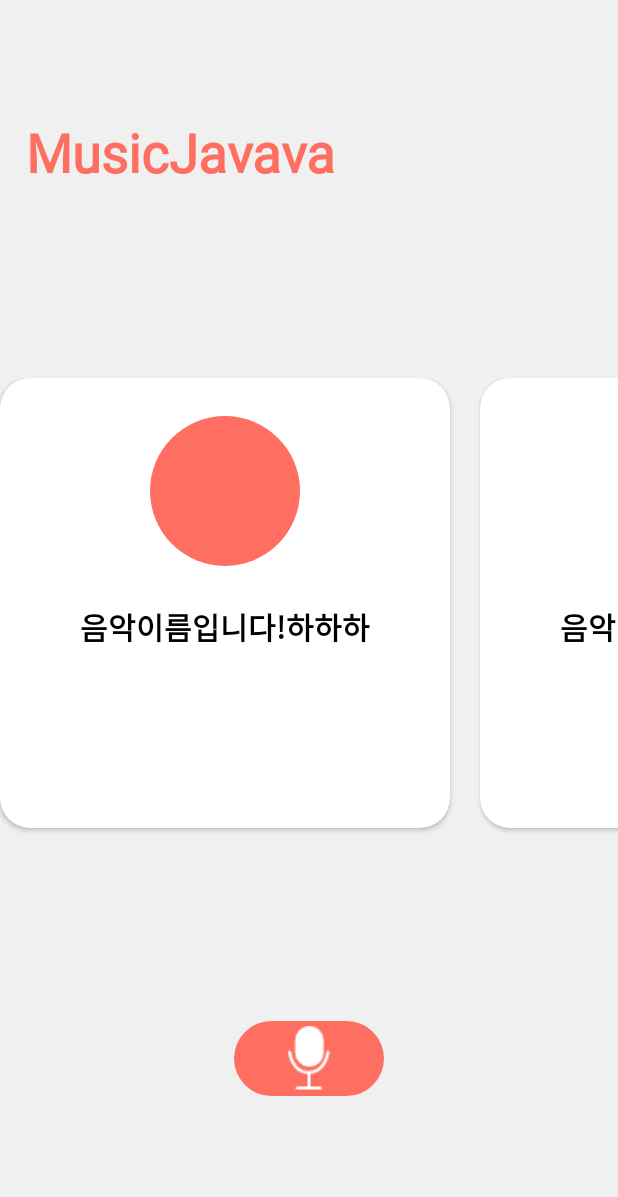
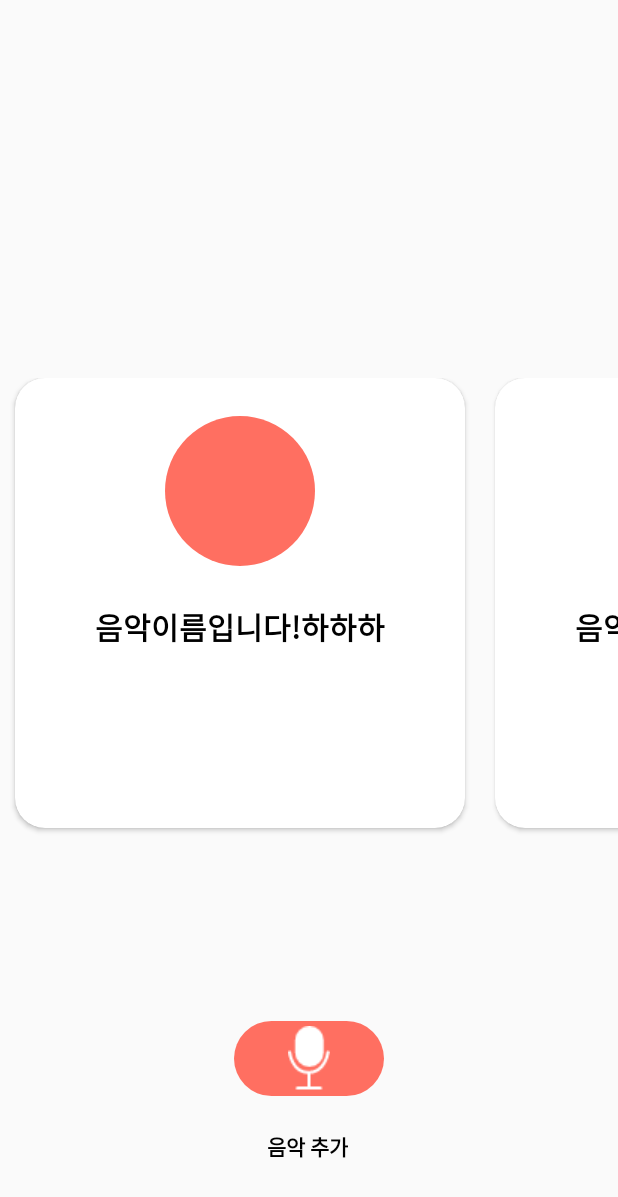
Before and after one commit to yangjunhyuk333/NarshaMusicProject, an Android app: the screen it shows after launch (MainActivity), on a phone screen of 412 x 824 dp. Shown: the top 1197 px of the screen. Run offline under Robolectric (Android 15) with nearby library versions, the light colour scheme and no system bars.

Commit message:
UPDATE Activity main

```diff
--- a/app/src/main/res/layout/activity_main.xml
+++ b/app/src/main/res/layout/activity_main.xml
@@ -5,24 +5,7 @@
     xmlns:app="http://schemas.android.com/apk/res-auto"
     android:layout_width="match_parent"
     android:layout_height="match_parent"
-    tools:context=".MainActivity"
-    android:background="#F0F0F0">
-
-    <TextView
-        android:id="@+id/textView"
-        android:layout_width="wrap_content"
-        android:layout_height="wrap_content"
-        android:fontFamily="@font/fontstyle"
-        android:text="MusicJavava"
-        android:textColor="@color/colorMain"
-        android:textSize="35dp"
-        android:textStyle="bold"
-        app:layout_constraintBottom_toBottomOf="parent"
-        app:layout_constraintEnd_toEndOf="parent"
-        app:layout_constraintHorizontal_bias="0.083"
-        app:layout_constraintStart_toStartOf="parent"
-        app:layout_constraintTop_toTopOf="parent"
-        app:layout_constraintVertical_bias="0.100000024" />
+    tools:context=".MainActivity">
 
 
     <FrameLayout
@@ -42,6 +25,19 @@
 
     </FrameLayout>
 
+    <TextView
+        android:id="@+id/textView2"
+        android:layout_width="wrap_content"
+        android:layout_height="wrap_content"
+        android:text="음악 추가"
+        android:textColor="@color/colorBlack"
+        android:textStyle="bold"
+        app:layout_constraintBottom_toBottomOf="parent"
+        app:layout_constraintEnd_toEndOf="parent"
+        app:layout_constraintHorizontal_bias="0.498"
+        app:layout_constraintStart_toStartOf="parent"
+        app:layout_constraintTop_toBottomOf="@+id/voice_button"
+        app:layout_constraintVertical_bias="0.312"/>
 
     <ImageButton
         android:id="@+id/voice_button"
--- a/app/src/main/res/layout/cardview.xml
+++ b/app/src/main/res/layout/cardview.xml
@@ -6,7 +6,8 @@
     android:layout_width="300dp"
     android:layout_height="300dp"
     app:cardCornerRadius="20dp"
-    android:layout_marginRight="20dp">
+    android:layout_marginRight="10dp"
+    android:layout_marginLeft="10dp">
 
     <LinearLayout
         android:layout_width="300dp"
```
Also changed, not shown: app/src/main/res/drawable-v24/plus_button.png (added).
